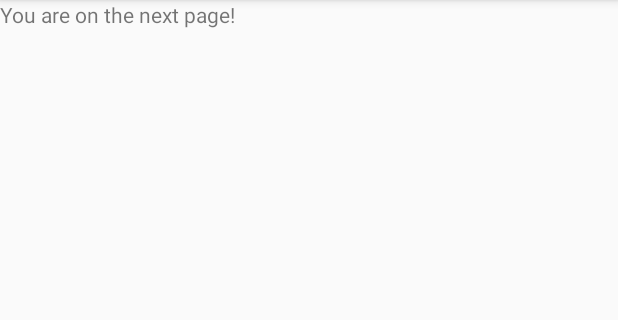
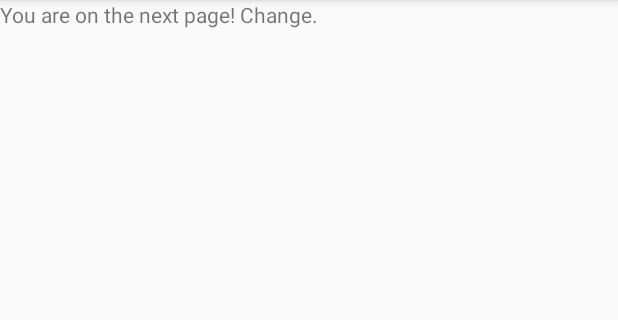
Before and after one commit to Maxfojtik/Werewolf, an Android app: the CharacterSelect screen opened directly, with no data from a screen before it, on a phone screen of 412 x 824 dp, the part 84-404 px from its top. Run offline under Robolectric (Android 15) with nearby library versions, the phone set to English and light mode, and no system bars.

Commit message:
Find the change if you can

```diff
--- a/app/src/main/res/layout/activity_character_select.xml
+++ b/app/src/main/res/layout/activity_character_select.xml
@@ -7,5 +7,5 @@
         android:id="@+id/textView"
         android:layout_width="match_parent"
         android:layout_height="wrap_content"
-        android:text="You are on the next page!" />
+        android:text="You are on the next page! Change." />
 </LinearLayout>
```
Also changed, not shown: app/src/main/java/uncontrollablyswervingdog/werewolf/MainActivity.java (+0 -7 lines).
